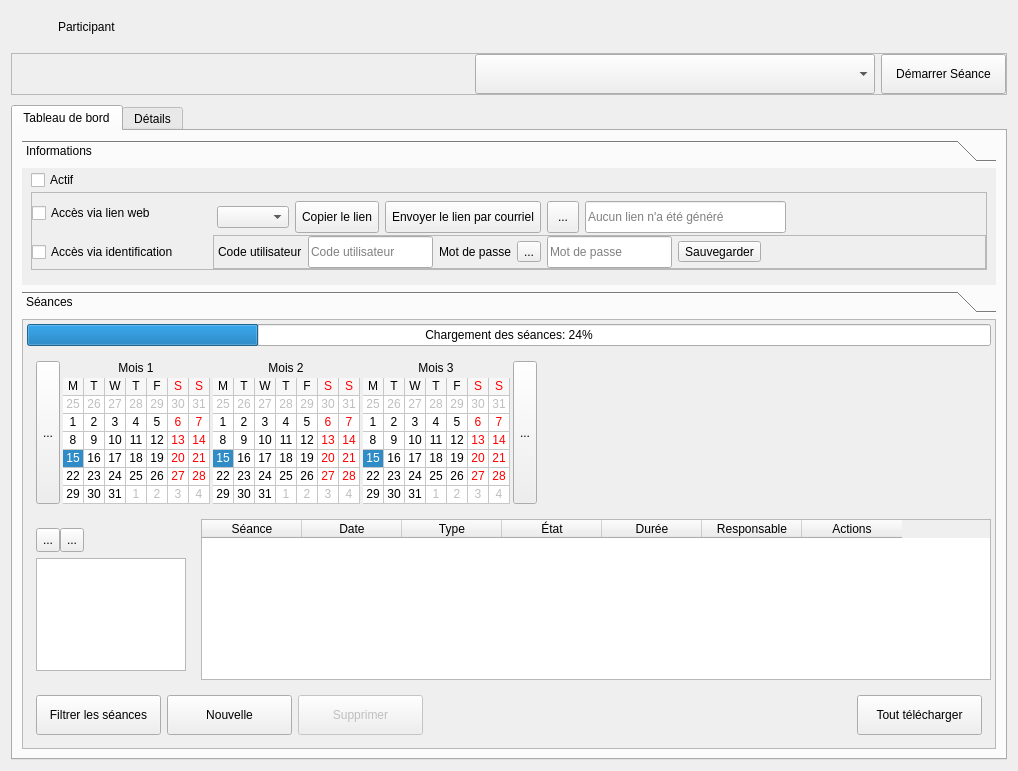
Old version of the form client/src/editors/ParticipantWidget.ui in the repository introlab/openteraplus.
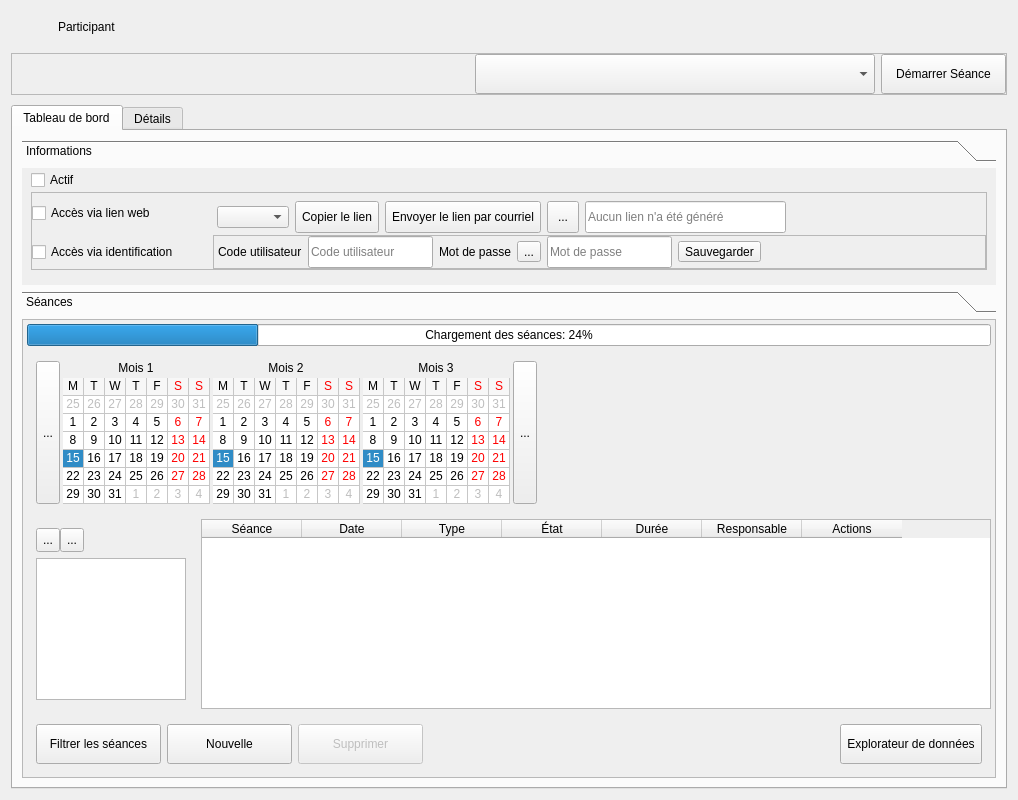
New version of the form. Icons and pictures are not drawn. Custom widgets are drawn as their Qt base class.

Commit message: Refs #33. Added asset browser for participant

What changed in the file:
```diff
--- a/client/src/editors/ParticipantWidget.ui
+++ b/client/src/editors/ParticipantWidget.ui
@@ -7,7 +7,7 @@
     <x>0</x>
     <y>0</y>
     <width>1018</width>
-    <height>771</height>
+    <height>800</height>
    </rect>
   </property>
   <property name="windowTitle">
@@ -911,7 +911,7 @@
             <x>0</x>
             <y>0</y>
             <width>978</width>
-            <height>410</height>
+            <height>439</height>
            </rect>
           </property>
           <attribute name="label">
@@ -1640,7 +1640,7 @@
                      <cursorShape>PointingHandCursor</cursorShape>
                     </property>
                     <property name="text">
-                     <string>Tout télécharger</string>
+                     <string>Explorateur de données</string>
                     </property>
                     <property name="icon">
                      <iconset resource="../../resources/TeraClient.qrc">
```
Left out of the diff: 4 changed lines with no effect on the pictures. The commit also changes 6 other files.
